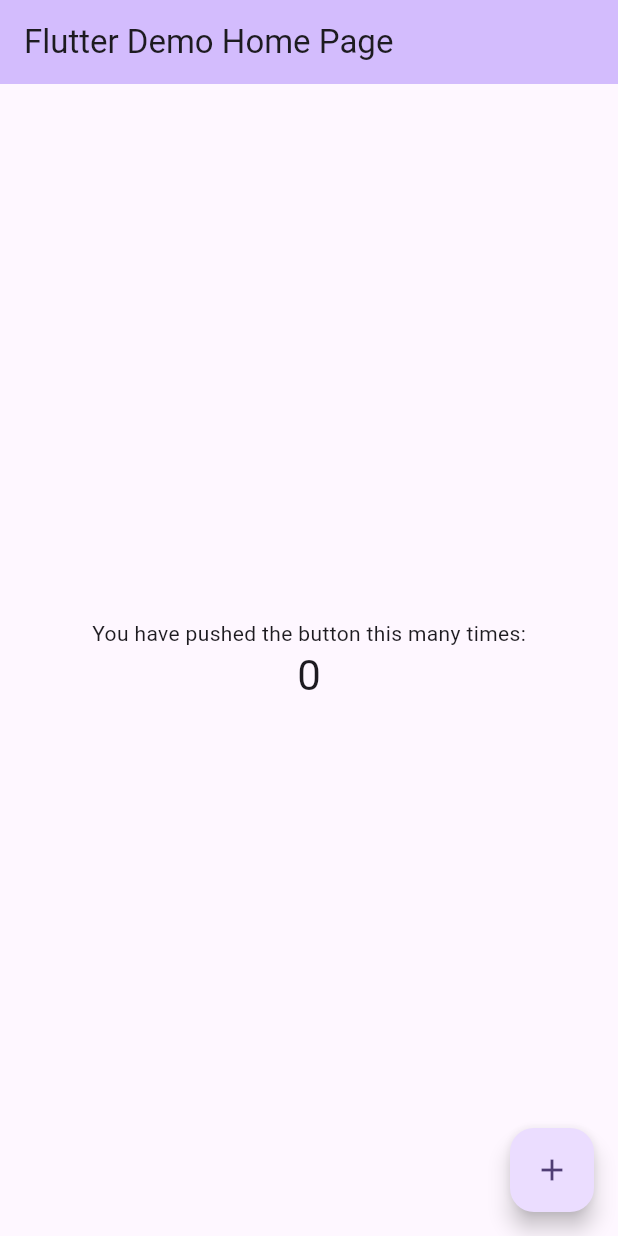
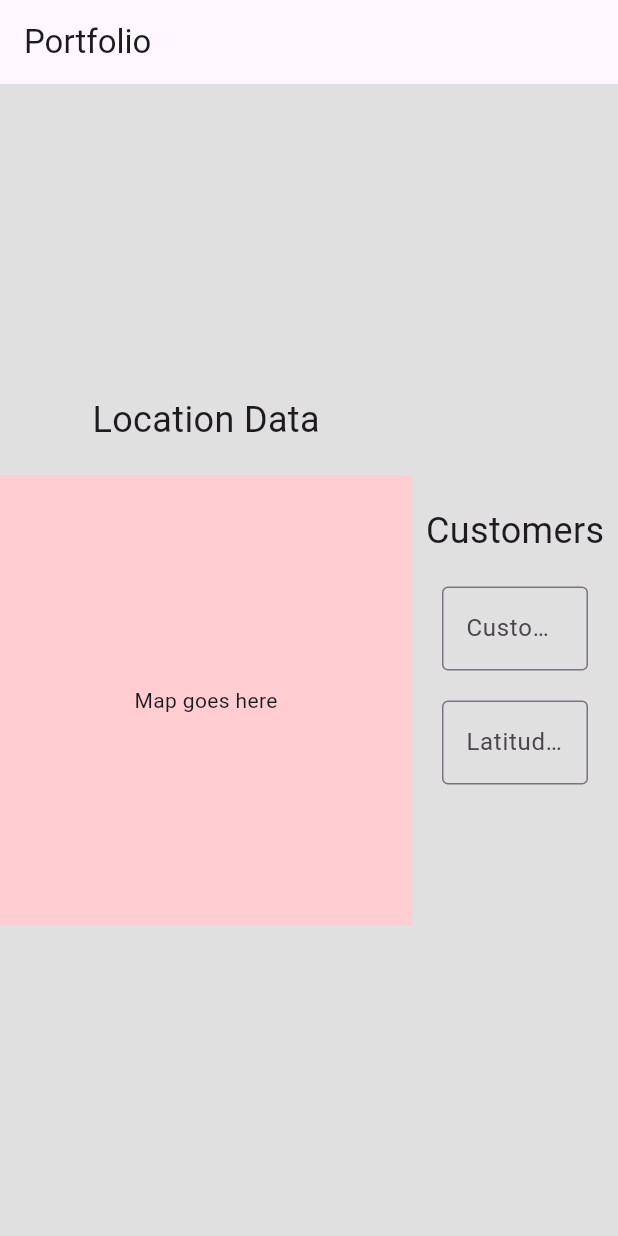
Before and after one commit to KMaleesha/Portfolio-Management-System, a Flutter app: the screen it shows after launch, on a phone screen of 412 x 824 dp. Run offline on Flutter 3.47's test engine with Material 3 defaults, Android fonts, the phone set to English and light mode, and no system bars.

Commit message:
customer api with ui

```diff
--- /dev/null
+++ b/frontend/lib/locationData.dart
@@ -0,0 +1,88 @@
+// location_data.dart
+import 'package:flutter/material.dart';
+
+class LocationData extends StatelessWidget {
+  final TextEditingController _customerNameController = TextEditingController();
+  final TextEditingController _latitudeLongitudeController = TextEditingController();
+
+  @override
+  Widget build(BuildContext context) {
+    return Scaffold(
+      appBar: AppBar(
+        title: Text('Portfolio'),
+      ),
+      body: Row(
+        children: [
+          Expanded(
+            flex: 2,
+            child: Container(
+              color: Colors.grey[300],
+              child: Center(
+                child: Column(
+                  mainAxisAlignment: MainAxisAlignment.center,
+                  children: [
+                    Text(
+                      'Location Data',
+                      style: TextStyle(fontSize: 24),
+                    ),
+                    SizedBox(height: 20),
+                    Container(
+                      width: 300,
+                      height: 300,
+                      color: Colors.red[100],
+                      child: Center(child: Text('Map goes here')),
+                    ),
+                  ],
+                ),
+              ),
+            ),
+          ),
+          Expanded(
+            flex: 1,
+            child: Container(
+              color: Colors.grey[300],
+              child: Center(
+                child: Column(
+                  mainAxisAlignment: MainAxisAlignment.center,
+                  children: [
+                    Text(
+                      'Customers',
+                      style: TextStyle(fontSize: 24),
+                    ),
+                    SizedBox(height: 20),
+                    Padding(
+                      padding: const EdgeInsets.symmetric(horizontal: 20.0),
+                      child: TextField(
+                        controller: _customerNameController,
+                        decoration: InputDecoration(
+                          labelText: 'Customer name',
+                          border: OutlineInputBorder(),
+                        ),
+                      ),
+                    ),
+                    SizedBox(height: 20),
+                    Padding(
+                      padding: const EdgeInsets.symmetric(horizontal: 20.0),
+                      child: TextField(
+                        controller: _latitudeLongitudeController,
+                        decoration: InputDecoration(
+                          labelText: 'Latitude & longitude',
+                          border: OutlineInputBorder(),
+                        ),
+                      ),
+                    ),
+                    SizedBox(height: 20),
+                    // ElevatedButton(
+                    //   //onPressed: _'',
+                    //   child: Text('Save'),
+                    // ),
+                  ],
+                ),
+              ),
+            ),
+          ),
+        ],
+      ),
+    );
+  }
+}
--- a/frontend/lib/main.dart
+++ b/frontend/lib/main.dart
@@ -1,125 +1,19 @@
 import 'package:flutter/material.dart';
+import 'locationData.dart';
 
 void main() {
-  runApp(const MyApp());
+  runApp(MyApp());
 }
 
 class MyApp extends StatelessWidget {
-  const MyApp({super.key});
-
-  // This widget is the root of your application.
   @override
   Widget build(BuildContext context) {
     return MaterialApp(
       title: 'Flutter Demo',
       theme: ThemeData(
-        // This is the theme of your application.
-        //
-        // TRY THIS: Try running your application with "flutter run". You'll see
-        // the application has a purple toolbar. Then, without quitting the app,
-        // try changing the seedColor in the colorScheme below to Colors.green
-        // and then invoke "hot reload" (save your changes or press the "hot
-        // reload" button in a Flutter-supported IDE, or press "r" if you used
-        // the command line to start the app).
-        //
-        // Notice that the counter didn't reset back to zero; the application
-        // state is not lost during the reload. To reset the state, use hot
-        // restart instead.
-        //
-        // This works for code too, not just values: Most code changes can be
-        // tested with just a hot reload.
-        colorScheme: ColorScheme.fromSeed(seedColor: Colors.deepPurple),
-        useMaterial3: true,
+        primarySwatch: Colors.blue,
       ),
-      home: const MyHomePage(title: 'Flutter Demo Home Page'),
+      home: LocationData(),
     );
   }
 }
-
-class MyHomePage extends StatefulWidget {
-  const MyHomePage({super.key, required this.title});
-
-  // This widget is the home page of your application. It is stateful, meaning
-  // that it has a State object (defined below) that contains fields that affect
-  // how it looks.
-
-  // This class is the configuration for the state. It holds the values (in this
-  // case the title) provided by the parent (in this case the App widget) and
-  // used by the build method of the State. Fields in a Widget subclass are
-  // always marked "final".
-
-  final String title;
-
-  @override
-  State<MyHomePage> createState() => _MyHomePageState();
-}
-
-class _MyHomePageState extends State<MyHomePage> {
-  int _counter = 0;
-
-  void _incrementCounter() {
-    setState(() {
-      // This call to setState tells the Flutter framework that something has
-      // changed in this State, which causes it to rerun the build method below
-      // so that the display can reflect the updated values. If we changed
-      // _counter without calling setState(), then the build method would not be
-      // called again, and so nothing would appear to happen.
-      _counter++;
-    });
-  }
-
-  @override
-  Widget build(BuildContext context) {
-    // This method is rerun every time setState is called, for instance as done
-    // by the _incrementCounter method above.
-    //
-    // The Flutter framework has been optimized to make rerunning build methods
-    // fast, so that you can just rebuild anything that needs updating rather
-    // than having to individually change instances of widgets.
-    return Scaffold(
-      appBar: AppBar(
-        // TRY THIS: Try changing the color here to a specific color (to
-        // Colors.amber, perhaps?) and trigger a hot reload to see the AppBar
-        // change color while the other colors stay the same.
-        backgroundColor: Theme.of(context).colorScheme.inversePrimary,
-        // Here we take the value from the MyHomePage object that was created by
-        // the App.build method, and use it to set our appbar title.
-        title: Text(widget.title),
-      ),
-      body: Center(
-        // Center is a layout widget. It takes a single child and positions it
-        // in the middle of the parent.
-        child: Column(
-          // Column is also a layout widget. It takes a list of children and
-          // arranges them vertically. By default, it sizes itself to fit its
-          // children horizontally, and tries to be as tall as its parent.
-          //
-          // Column has various properties to control how it sizes itself and
-          // how it positions its children. Here we use mainAxisAlignment to
-          // center the children vertically; the main axis here is the vertical
-          // axis because Columns are vertical (the cross axis would be
-          // horizontal).
-          //
-          // TRY THIS: Invoke "debug painting" (choose the "Toggle Debug Paint"
-          // action in the IDE, or press "p" in the console), to see the
-          // wireframe for each widget.
-          mainAxisAlignment: MainAxisAlignment.center,
-          children: <Widget>[
-            const Text(
-              'You have pushed the button this many times:',
-            ),
-            Text(
-              '$_counter',
-              style: Theme.of(context).textTheme.headlineMedium,
-            ),
-          ],
-        ),
-      ),
-      floatingActionButton: FloatingActionButton(
-        onPressed: _incrementCounter,
-        tooltip: 'Increment',
-        child: const Icon(Icons.add),
-      ), // This trailing comma makes auto-formatting nicer for build methods.
-    );
-  }
-}
```
Also changed, not shown: 1 other file.
